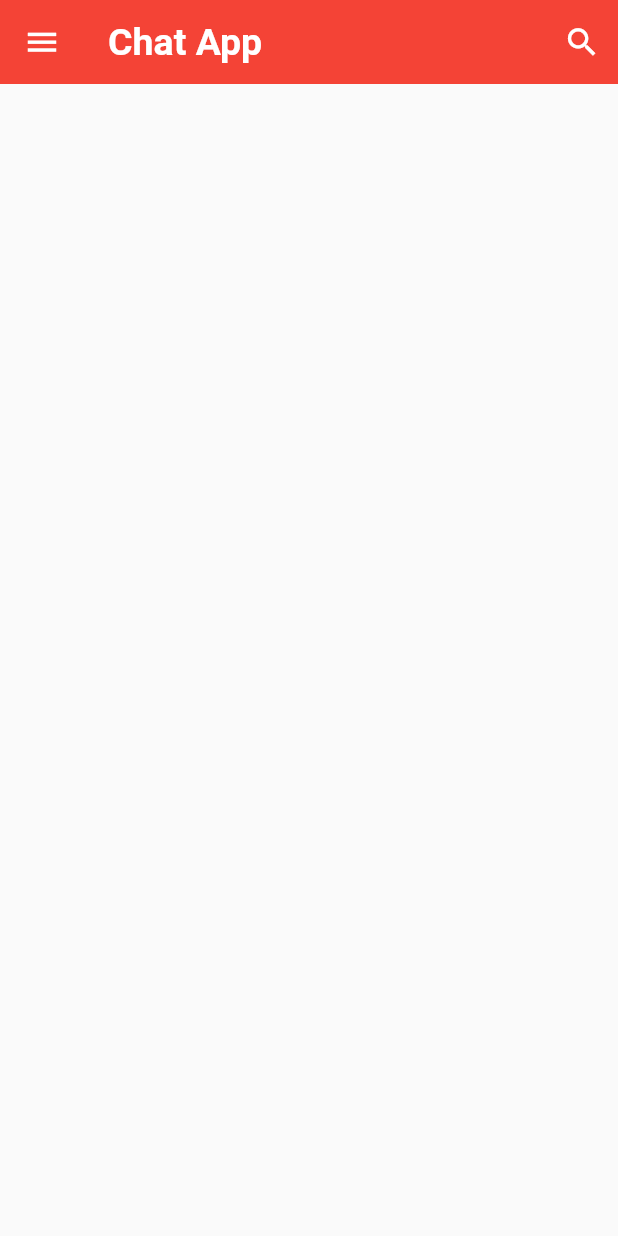
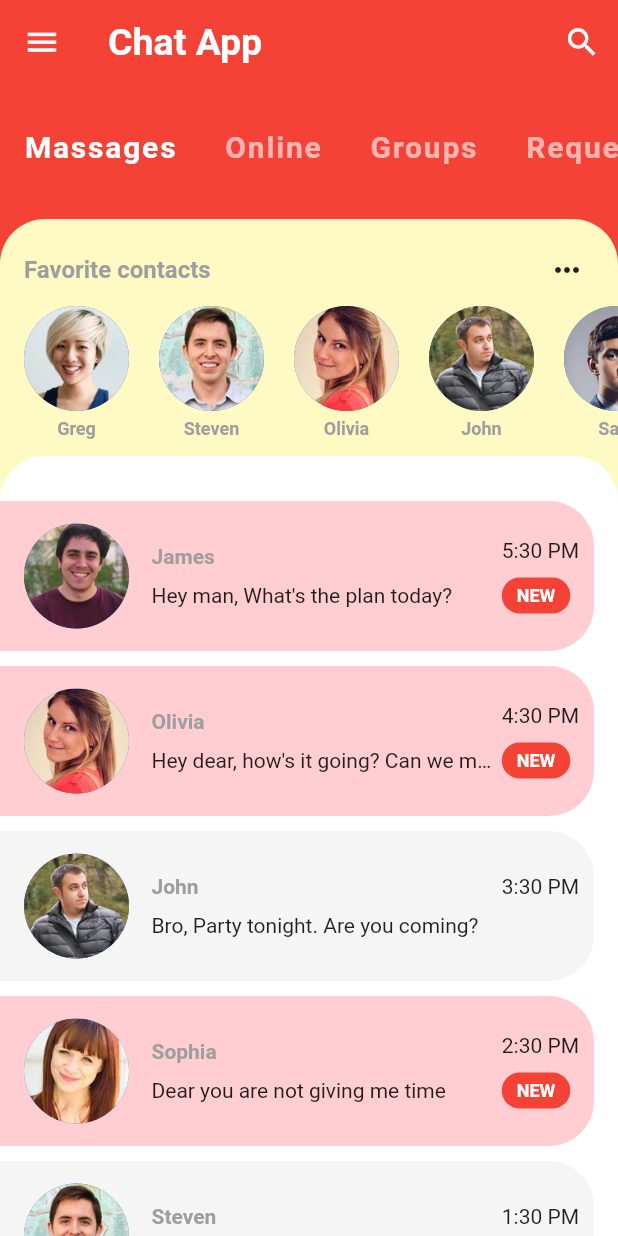
Before and after one commit to NikhilBhople/flutter_chat_app, a Flutter app: the screen it shows after launch, on a phone screen of 412 x 824 dp. Run offline on Flutter 3.47's test engine with Material 2 defaults, Android fonts, the phone set to English and light mode, and no system bars.

Commit message:
home page design

```diff
--- a/lib/main.dart
+++ b/lib/main.dart
@@ -11,7 +11,7 @@ class ChatApp extends StatelessWidget {
       title: "Chat Application",
       theme: ThemeData(
         primaryColor: Colors.red,
-        accentColor: Colors.pink[50],
+        accentColor: Colors.yellow[100],
       ),
       home: HomePage(),
     );
--- /dev/null
+++ b/lib/model/message_model.dart
@@ -0,0 +1,179 @@
+import 'user_model.dart';
+
+class Message {
+  final User sender;
+  final String
+  time;
+  final String text;
+  final bool isLiked;
+  final bool unread;
+
+  Message({
+    this.sender,
+    this.time,
+    this.text,
+    this.isLiked,
+    this.unread,
+  });
+}
+
+// YOU - current user
+final User currentUser = User(
+  id: 0,
+  name: 'Current User',
+  imageUrl: 'assets/images/greg.jpg',
+);
+
+// USERS
+final User greg = User(
+  id: 1,
+  name: 'Greg',
+  imageUrl: 'assets/images/female0.jpg',
+);
+final User james = User(
+  id: 2,
+  name: 'James',
+  imageUrl: 'assets/images/male1.jpg',
+);
+final User john = User(
+  id: 3,
+  name: 'John',
+  imageUrl: 'assets/images/male2.jpg',
+);
+final User olivia = User(
+  id: 4,
+  name: 'Olivia',
+  imageUrl: 'assets/images/female1.jpg',
+);
+final User sam = User(
+  id: 5,
+  name: 'Sam',
+  imageUrl: 'assets/images/male3.jpg',
+);
+final User sophia = User(
+  id: 6,
+  name: 'Sophia',
+  imageUrl: 'assets/images/female2.jpg',
+);
+final User steven = User(
+  id: 7,
+  name: 'Steven',
+  imageUrl: 'assets/images/male4.jpg',
+);
+final User feny = User(
+  id: 8,
+  name: 'Feny',
+  imageUrl: 'assets/images/female3.jpg',
+);
+final User Odile = User(
+  id: 9,
+  name: 'Odile',
+  imageUrl: 'assets/images/female4.jpg',
+);
+final User danial = User(
+  id: 10,
+  name: 'danial',
+  imageUrl: 'assets/images/male5.jpg',
+);
+
+// FAVORITE CONTACTS
+List<User> favorites = [greg, steven, olivia, john, sam];
+
+// EXAMPLE CHATS ON HOME SCREEN
+List<Message> chats = [
+  Message(
+    sender: james,
+    time: '5:30 PM',
+    text: 'Hey man, What\'s the plan today?',
+    isLiked: false,
+    unread: true,
+  ),
+  Message(
+    sender: olivia,
+    time: '4:30 PM',
+    text: 'Hey dear, how\'s it going? Can we meet today?',
+    isLiked: false,
+    unread: true,
+  ),
+  Message(
+    sender: john,
+    time: '3:30 PM',
+    text: 'Bro, Party tonight. Are you coming?',
+    isLiked: false,
+    unread: false,
+  ),
+  Message(
+    sender: sophia,
+    time: '2:30 PM',
+    text: 'Dear you are not giving me time',
+    isLiked: false,
+    unread: true,
+  ),
+  Message(
+    sender: steven,
+    time: '1:30 PM',
+    text: 'Hey, how\'s it going? What did you do today?',
+    isLiked: false,
+    unread: false,
+  ),
+  Message(
+    sender: sam,
+    time: '12:30 PM',
+    text: 'Hey, how\'s it going? What did you do today?',
+    isLiked: false,
+    unread: false,
+  ),
+  Message(
+    sender: greg,
+    time: '11:30 AM',
+    text: 'In lockdown I am missing you so much!',
+    isLiked: false,
+    unread: false,
+  ),
+];
+
+// EXAMPLE MESSAGES IN CHAT SCREEN
+List<Message> messages = [
+  Message(
+    sender: james,
+    time: '5:30 PM',
+    text: 'Hey, how\'s it going? What did you do today?',
+    isLiked: true,
+    unread: true,
+  ),
+  Message(
+    sender: currentUser,
+    time: '4:30 PM',
+    text: 'Just walked my doge. She was super duper cute. The best pupper!!',
+    isLiked: false,
+    unread: true,
+  ),
+  Message(
+    sender: james,
+    time: '3:45 PM',
+    text: 'How\'s the doggo?',
+    isLiked: false,
+    unread: true,
+  ),
+  Message(
+    sender: james,
+    time: '3:15 PM',
+    text: 'All the food',
+    isLiked: true,
+    unread: true,
+  ),
+  Message(
+    sender: currentUser,
+    time: '2:30 PM',
+    text: 'Nice! What kind of food did you eat?',
+    isLiked: false,
+    unread: true,
+  ),
+  Message(
+    sender: james,
+    time: '2:00 PM',
+    text: 'I ate so much food today.',
+    isLiked: false,
+    unread: true,
+  ),
+];
--- /dev/null
+++ b/lib/model/user_model.dart
@@ -0,0 +1,11 @@
+class User {
+  final int id;
+  final String name;
+  final String imageUrl;
+
+  User({
+    this.id,
+    this.name,
+    this.imageUrl,
+  });
+}
--- a/lib/pages/home/home_page.dart
+++ b/lib/pages/home/home_page.dart
@@ -1,3 +1,6 @@
+import 'package:chatapp/pages/home/widgets/category_selector.dart';
+import 'package:chatapp/pages/home/widgets/chats.dart';
+import 'package:chatapp/pages/home/widgets/favorite_contacts.dart';
 import 'package:flutter/material.dart';
 
 class HomePage extends StatefulWidget {
@@ -9,14 +12,51 @@ class _HomePageState extends State<HomePage> {
   @override
   Widget build(BuildContext context) {
     return Scaffold(
+      backgroundColor: Theme.of(context).primaryColor,
       appBar: AppBar(
-        leading: IconButton(icon: Icon(Icons.menu, color: Colors.white,size: 25,), onPressed: null),
-        title: Text("Chat App", style: TextStyle(color: Colors.white, fontSize: 25, fontWeight: FontWeight.bold),),
+        leading: IconButton(
+            icon: Icon(
+              Icons.menu,
+              color: Colors.white,
+              size: 25,
+            ),
+            onPressed: null),
+        title: Text(
+          "Chat App",
+          style: TextStyle(
+              color: Colors.white, fontSize: 25, fontWeight: FontWeight.bold),
+        ),
         backgroundColor: Theme.of(context).primaryColor,
         actions: <Widget>[
-          IconButton(icon: Icon(Icons.search, color: Colors.white,size: 25,), onPressed: null)
+          IconButton(
+              icon: Icon(
+                Icons.search,
+                color: Colors.white,
+                size: 25,
+              ),
+              onPressed: null)
         ],
         elevation: 0.0,
+      ),
+      body: Column(
+        children: <Widget>[
+          CategorySelector(),
+          Expanded(
+            child: Container(
+              decoration: BoxDecoration(
+                  borderRadius: BorderRadius.only(
+                      topLeft: Radius.circular(30),
+                      topRight: Radius.circular(30)),
+                  color: Theme.of(context).accentColor),
+              child: Column(
+                children: <Widget>[
+                  FavoriteContacts(),
+                  Chats(),
+                ],
+              ),
+            ),
+          )
+        ],
       ),
     );
   }
--- /dev/null
+++ b/lib/pages/home/widgets/category_selector.dart
@@ -0,0 +1,42 @@
+import 'package:flutter/material.dart';
+
+class CategorySelector extends StatefulWidget {
+  @override
+  _CategorySelectorState createState() => _CategorySelectorState();
+}
+
+class _CategorySelectorState extends State<CategorySelector> {
+  int _selectedCategory = 0;
+  final List<String> list = ['Massages', 'Online', 'Groups', 'Requests'];
+  @override
+  Widget build(BuildContext context) {
+    return Container(
+      height: 90,
+      color: Theme.of(context).primaryColor,
+      child: ListView.builder(
+        scrollDirection: Axis.horizontal,
+        itemBuilder: (BuildContext context, int position) {
+          return GestureDetector(
+            onTap: () => setState(() { // setState is must to rebuild the UI on selection
+              _selectedCategory = position;
+            }),
+            child: Padding(
+              padding: const EdgeInsets.symmetric(horizontal: 16, vertical: 30),
+              child: Text(
+                list[position],
+                style: TextStyle(
+                    color: _selectedCategory == position
+                        ? Colors.white
+                        : Colors.white60,
+                    fontSize: 20,
+                    letterSpacing: 1.2,
+                    fontWeight: FontWeight.bold),
+              ),
+            ),
+          );
+        },
+        itemCount: list.length,
+      ),
+    );
+  }
+}
--- /dev/null
+++ b/lib/pages/home/widgets/chats.dart
@@ -0,0 +1,90 @@
+import 'package:chatapp/model/message_model.dart';
+import 'package:flutter/cupertino.dart';
+import 'package:flutter/material.dart';
+
+class Chats extends StatelessWidget {
+  @override
+  Widget build(BuildContext context) {
+    return Expanded(
+      child: Container(
+        decoration: BoxDecoration(
+            borderRadius: BorderRadius.only(
+                topLeft: Radius.circular(30), topRight: Radius.circular(30)),
+            color: Colors.white),
+        child: ListView.builder(
+            padding: EdgeInsets.only(right: 16, top: 30, bottom: 10),
+            itemCount: chats.length,
+            itemBuilder: (BuildContext context, int position) {
+              return Container(
+                height: 100,
+                margin: EdgeInsets.only(bottom: 10),
+                padding: EdgeInsets.only(left: 16, right: 10),
+                decoration: BoxDecoration(
+                  borderRadius: BorderRadius.only(
+                      bottomRight: Radius.circular(30),
+                      topRight: Radius.circular(30)),
+                  color:
+                      chats[position].unread ? Colors.red[100] : Colors.grey[100],
+                ),
+                child: Row(
+                  children: <Widget>[
+                    CircleAvatar(
+                      radius: 35,
+                      backgroundImage:
+                          AssetImage(chats[position].sender.imageUrl),
+                    ),
+                    SizedBox(width: 15),
+                    Expanded(
+                      child: Column(
+                        crossAxisAlignment: CrossAxisAlignment.start,
+                        mainAxisAlignment: MainAxisAlignment.center,
+                        children: <Widget>[
+                          Text(
+                            chats[position].sender.name,
+                            style: TextStyle(
+                                color: Colors.grey,
+                                fontSize: 14,
+                                fontWeight: FontWeight.bold),
+                          ),
+                          SizedBox(height: 10),
+                          Text(
+                            chats[position].text,
+                            style:
+                                TextStyle(color: Colors.black87, fontSize: 14),
+                            overflow: TextOverflow.ellipsis,
+                          ),
+                        ],
+                      ),
+                    ),
+                    SizedBox(width: 5),
+                    Column(
+                      crossAxisAlignment: CrossAxisAlignment.start,
+                      mainAxisAlignment: MainAxisAlignment.center,
+                      children: <Widget>[
+                        Text(chats[position].time),
+                        SizedBox(height: 10),
+                        chats[position].unread
+                            ? Container(
+                                decoration: BoxDecoration(
+                                    color: Theme.of(context).primaryColor,
+                                    borderRadius: BorderRadius.circular(15)),
+                                padding: EdgeInsets.symmetric(
+                                    horizontal: 10, vertical: 5),
+                                child: Text(
+                                  "NEW",
+                                  style: TextStyle(
+                                      color: Colors.white,
+                                      fontWeight: FontWeight.bold,
+                                      fontSize: 12),
+                                ))
+                            : Text(""),
+                      ],
+                    )
+                  ],
+                ),
+              );
+            }),
+      ),
+    );
+  }
+}
--- /dev/null
+++ b/lib/pages/home/widgets/favorite_contacts.dart
@@ -0,0 +1,53 @@
+import 'package:chatapp/model/message_model.dart';
+import 'package:flutter/material.dart';
+
+class FavoriteContacts extends StatelessWidget {
+  @override
+  Widget build(BuildContext context) {
+    return Container(
+      child: Column(
+        children: <Widget>[
+          Padding(
+            padding: const EdgeInsets.only(left: 16, right: 10, top: 10),
+            child: Row(
+              mainAxisAlignment: MainAxisAlignment.spaceBetween,
+              children: <Widget>[
+                Text(
+                  "Favorite contacts",
+                  style: TextStyle(
+                      color: Colors.grey,
+                      fontWeight: FontWeight.bold,
+                      fontSize: 16),
+                ),
+                IconButton(icon: Icon(Icons.more_horiz), onPressed:() {})
+              ],
+            ),
+          ),
+          Container(
+            height: 100,
+            child: ListView.builder(
+              padding: EdgeInsets.only(left: 16),
+              scrollDirection: Axis.horizontal,
+              itemBuilder: (BuildContext context, int position) {
+                return Padding(
+                  padding: const EdgeInsets.only(right: 20),
+                  child: Column(
+                    children: <Widget>[
+                      CircleAvatar(
+                        radius: 35,
+                        backgroundImage: AssetImage(favorites[position].imageUrl),
+                      ),
+                      SizedBox(height: 5,),
+                      Text(favorites[position].name, style: TextStyle(color: Colors.grey, fontSize: 12, fontWeight: FontWeight.bold),),
+                    ],
+                  ),
+                );
+              },
+              itemCount: favorites.length,
+            ),
+          )
+        ],
+      ),
+    );
+  }
+}
--- a/pubspec.yaml
+++ b/pubspec.yaml
@@ -41,8 +41,8 @@ flutter:
   uses-material-design: true
 
   # To add assets to your application, add an assets section, like this:
-  # assets:
-  #  - images/a_dot_burr.jpeg
+  assets:
+    - assets/images/
   #  - images/a_dot_ham.jpeg
 
   # An image asset can refer to one or more resolution-specific "variants", see
```
Also changed, not shown: assets/images/female0.jpg (added), assets/images/female1.jpg (added), assets/images/female2.jpg (added), assets/images/female3.jpg (added), assets/images/female4.jpg (added), assets/images/male1.jpg (added), assets/images/male2.jpg (added), assets/images/male3.jpg (added), assets/images/male4.jpg (added), assets/images/male5.jpg (added), 2 other files.
